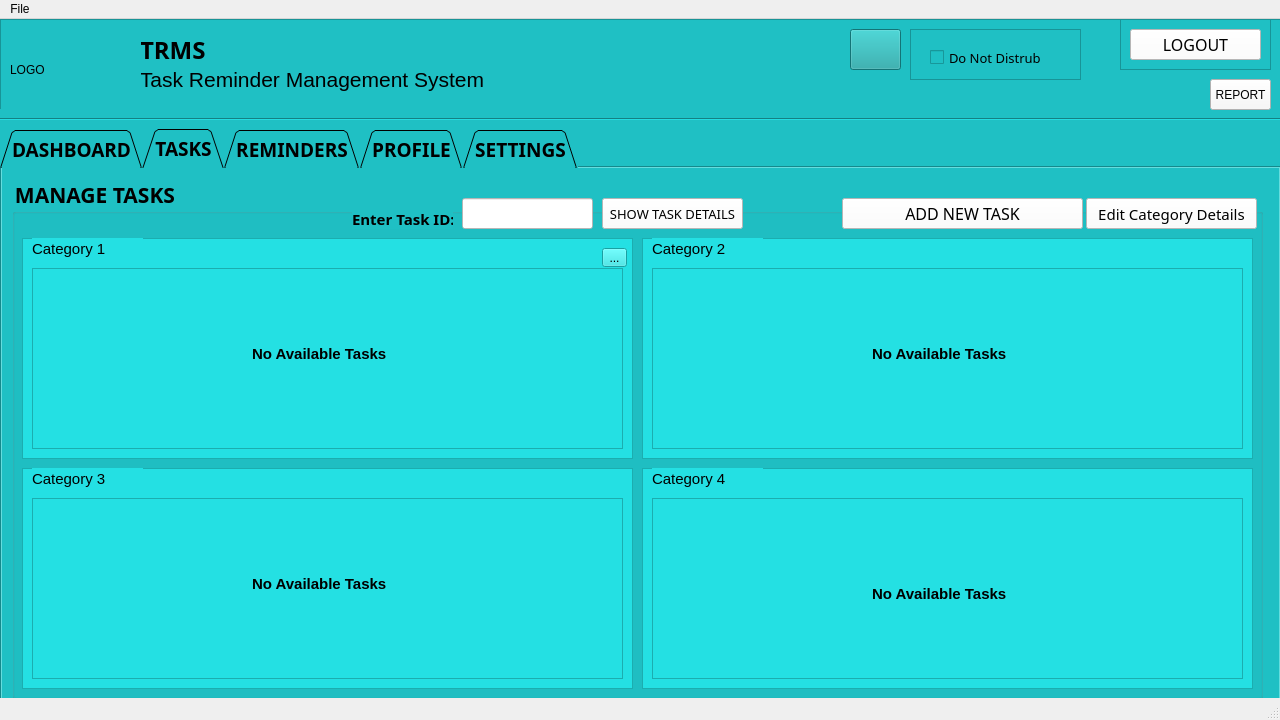
Qt form Workspace/Task-Reminder-Management-System/useraccountwindow.ui (hvlhasanka/UOP_SE_Y3S1-SOFT336SL_CROSS_PLATFORM_DEVELOPMENT_IN_C_Plus_Plus) before a commit.
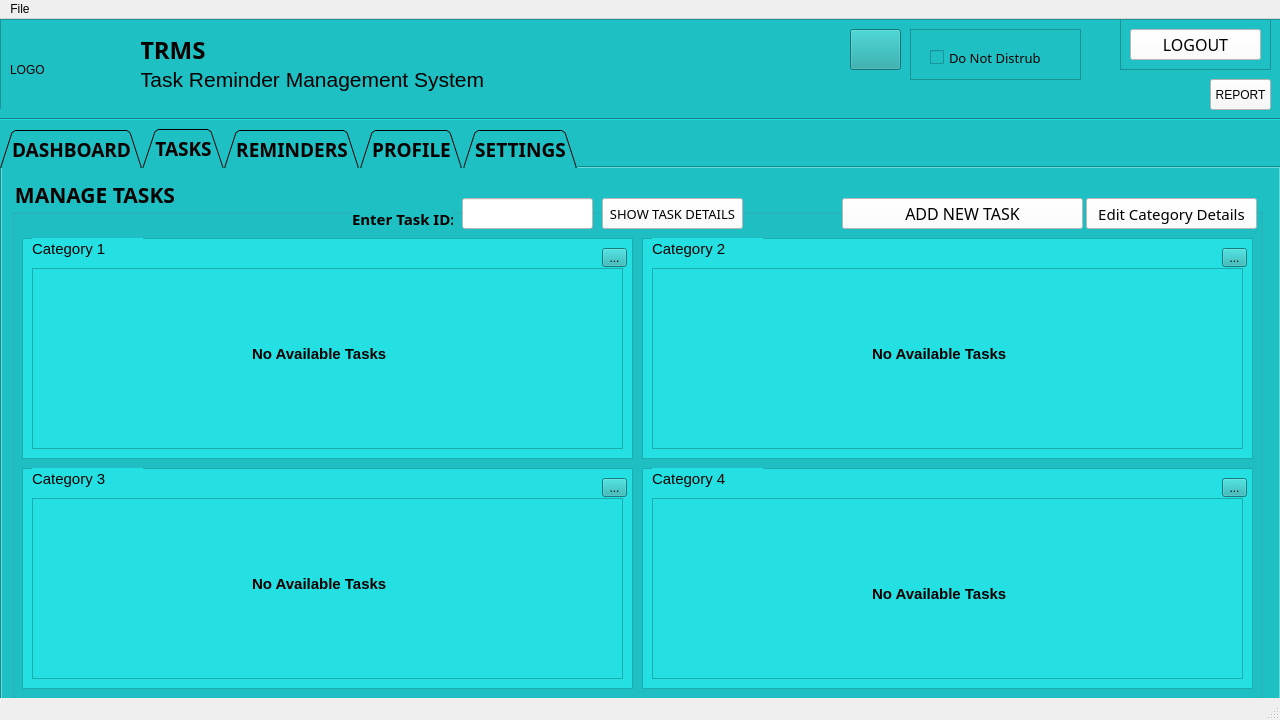
The same form after that commit. The open tabs and pages were chosen to show the change. Icons and pictures are not drawn.

Diff of the .ui file:
```diff
--- a/Workspace/Task-Reminder-Management-System/useraccountwindow.ui
+++ b/Workspace/Task-Reminder-Management-System/useraccountwindow.ui
@@ -460,6 +460,22 @@
           <string>No Available Tasks</string>
          </property>
         </widget>
+        <widget class="QToolButton" name="category4_toolButton">
+         <property name="geometry">
+          <rect>
+           <x>580</x>
+           <y>10</y>
+           <width>25</width>
+           <height>19</height>
+          </rect>
+         </property>
+         <property name="styleSheet">
+          <string notr="true">background-color: rgb(28, 174, 176);</string>
+         </property>
+         <property name="text">
+          <string>...</string>
+         </property>
+        </widget>
        </widget>
        <widget class="QPushButton" name="editCategorie_pushButton">
         <property name="geometry">
@@ -575,6 +591,22 @@
           <string>No Available Tasks</string>
          </property>
         </widget>
+        <widget class="QToolButton" name="category2_toolButton">
+         <property name="geometry">
+          <rect>
+           <x>580</x>
+           <y>10</y>
+           <width>25</width>
+           <height>19</height>
+          </rect>
+         </property>
+         <property name="styleSheet">
+          <string notr="true">background-color: rgb(28, 174, 176);</string>
+         </property>
+         <property name="text">
+          <string>...</string>
+         </property>
+        </widget>
        </widget>
        <widget class="QFrame" name="frame_6">
         <property name="geometry">
@@ -631,6 +663,9 @@
            <height>19</height>
           </rect>
          </property>
+         <property name="styleSheet">
+          <string notr="true">background-color: rgb(28, 174, 176);</string>
+         </property>
          <property name="text">
           <string>...</string>
          </property>
@@ -724,6 +759,22 @@
           <string>No Available Tasks</string>
          </property>
         </widget>
+        <widget class="QToolButton" name="category3_toolButton">
+         <property name="geometry">
+          <rect>
+           <x>580</x>
+           <y>10</y>
+           <width>25</width>
+           <height>19</height>
+          </rect>
+         </property>
+         <property name="styleSheet">
+          <string notr="true">background-color: rgb(28, 174, 176);</string>
+         </property>
+         <property name="text">
+          <string>...</string>
+         </property>
+        </widget>
        </widget>
        <widget class="QLineEdit" name="showTaskDetails_lineEdit">
         <property name="geometry">
```
Left out of the diff: 6 changed lines with no effect on the pictures.
